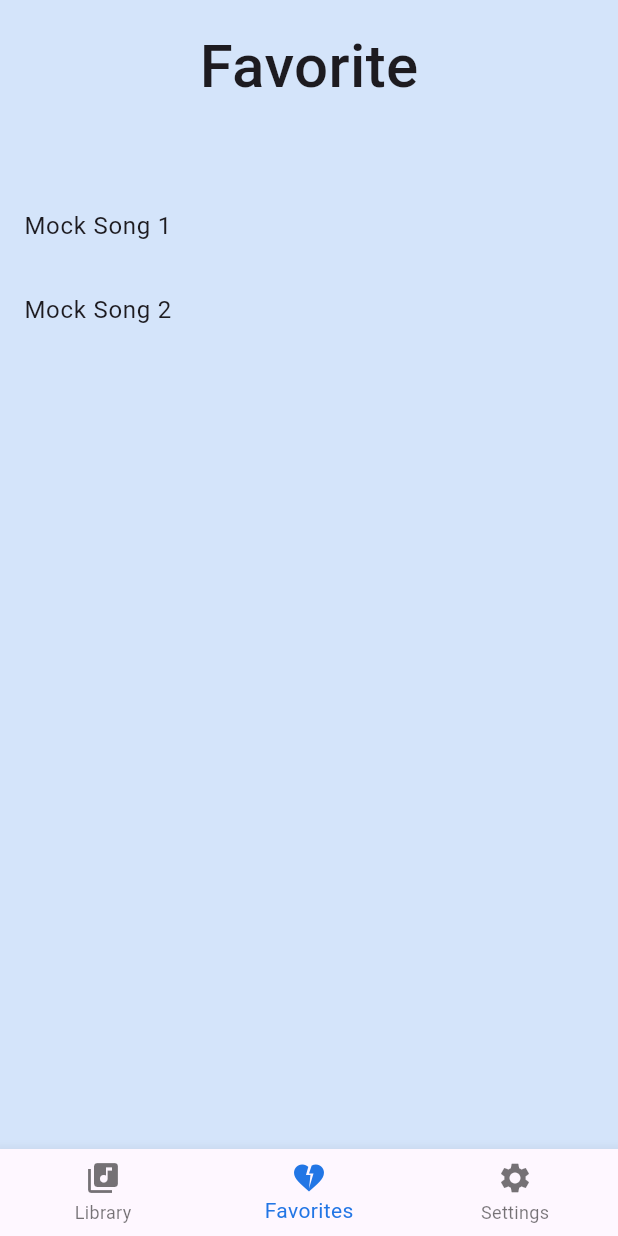
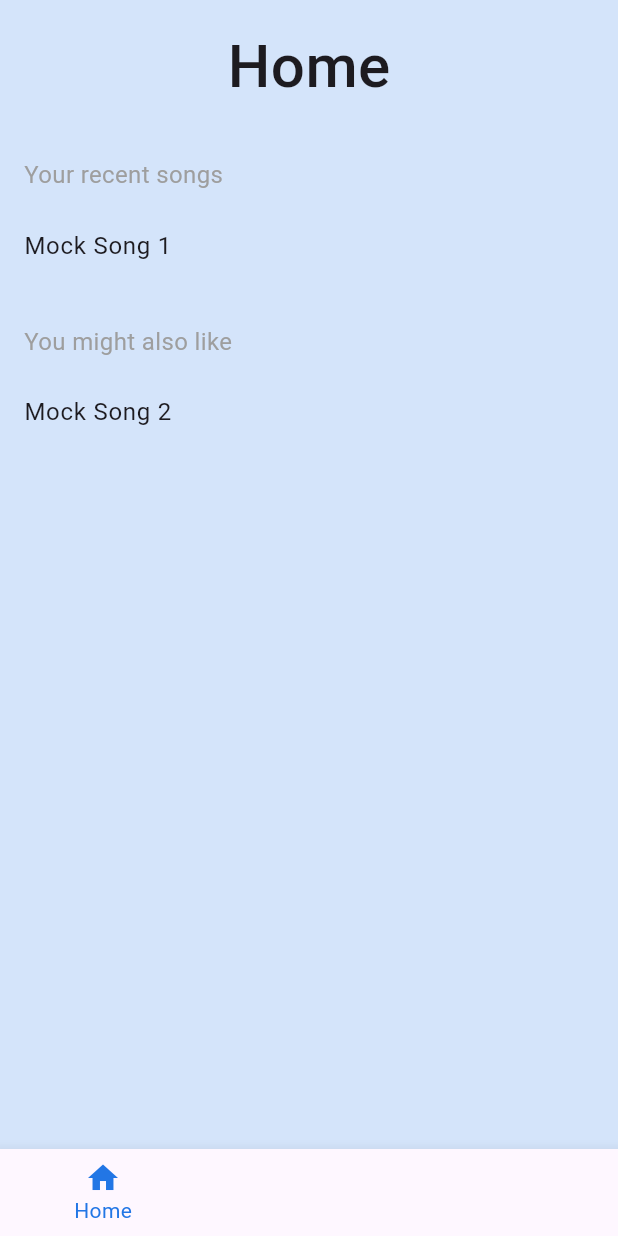
Before and after one commit to TetElite/w7_small_homework_flutter2, a Flutter app: the screen it shows after launch, on a phone screen of 412 x 824 dp. Run offline on Flutter 3.47's test engine with Material 3 defaults, Android fonts, the phone set to English and light mode, and no system bars; our stand-ins replace nested; Roboto replaces fonts that are missing (Eesti).

Commit message:
002--Add HomeScreen 003--HomeViewModel for song history management and navigation

```diff
--- /dev/null
+++ b/lib/data/repositories/songs/user_history_repository.dart
@@ -0,0 +1,7 @@
+abstract class UserHistoryRepository {
+  // Get the list of recently played song IDs
+  List<String> fetchRecentSongIds();
+
+  // Add a song ID to the user's history
+  void addSongId(String id);
+}
--- /dev/null
+++ b/lib/data/repositories/songs/user_history_repository_mock.dart
@@ -0,0 +1,18 @@
+import 'user_history_repository.dart';
+
+class UserHistoryRepositoryMock implements UserHistoryRepository {
+  // Pre-populated with one song so the home screen shows demo data
+  final List<String> _recentSongIds = ['101'];
+
+  @override
+  List<String> fetchRecentSongIds() {
+    return List.unmodifiable(_recentSongIds);
+  }
+
+  @override
+  void addSongId(String id) {
+    // Avoid duplicates — move the song to the front if already present
+    _recentSongIds.remove(id);
+    _recentSongIds.insert(0, id);
+  }
+}
--- a/lib/main_common.dart
+++ b/lib/main_common.dart
@@ -2,6 +2,7 @@ import 'package:flutter/material.dart';
 import 'package:provider/provider.dart';
 import 'package:nested/nested.dart';
 import 'ui/screens/favorite/favorite_screen.dart';
+import 'ui/screens/home_screen/home_screen.dart';
 import 'ui/screens/library/library_screen.dart';
 import 'ui/screens/settings/settings_screen.dart';
 import 'ui/states/settings_state.dart';
@@ -30,9 +31,9 @@ class MyApp extends StatefulWidget {
 }
 
 class _MyAppState extends State<MyApp> {
-  int _currentIndex = 1;
+  int _currentIndex = 0;
 
-  final List<Widget> _pages = [LibraryScreen(), FavoriteScreen(), SettingsScreen()];
+  final List<Widget> _pages = [HomeScreen(), LibraryScreen(), FavoriteScreen(), SettingsScreen()];
 
   @override
   Widget build(BuildContext context) {
@@ -56,6 +57,10 @@ class _MyAppState extends State<MyApp> {
           selectedItemColor: settingsState.theme.color,
           items: [
             BottomNavigationBarItem(
+              icon: Icon(Icons.home),
+              label: 'Home',
+            ),
+            BottomNavigationBarItem(
               icon: Icon(Icons.library_music),
               label: 'Library',
             ),
--- a/lib/main_dev.dart
+++ b/lib/main_dev.dart
@@ -5,6 +5,8 @@ import 'main_common.dart';
 import 'data/repositories/settings/app_settings_repository_mock.dart';
 import 'data/repositories/songs/song_repository.dart';
 import 'data/repositories/songs/song_repository_mock.dart';
+import 'data/repositories/songs/user_history_repository.dart';
+import 'data/repositories/songs/user_history_repository_mock.dart';
 import 'ui/states/player_state.dart';
 import 'ui/states/settings_state.dart';
 
@@ -16,10 +18,13 @@ List<SingleChildWidget> get devProviders {
     // 1 - Inject the song repository
     Provider<SongRepository>(create: (_) => SongRepositoryMock()),
 
-    // 2 - Inject the player state
+    // 2 - Inject the user history repository
+    Provider<UserHistoryRepository>(create: (_) => UserHistoryRepositoryMock()),
+
+    // 3 - Inject the player state
     ChangeNotifierProvider<PlayerState>(create: (_) => PlayerState()),
 
-    // 3 - Inject the  app setting state
+    // 4 - Inject the  app setting state
     ChangeNotifierProvider<AppSettingsState>(
       create: (_) =>AppSettingsState(repository: appSettingsRepository)
     ),
--- /dev/null
+++ b/lib/ui/screens/home_screen/home_screen.dart
@@ -0,0 +1,29 @@
+import 'package:flutter/material.dart';
+import 'package:provider/provider.dart';
+
+import '../../../data/repositories/songs/song_repository.dart';
+import '../../../data/repositories/songs/user_history_repository.dart';
+import '../../states/player_state.dart';
+import 'view_model/home_view_model.dart';
+import 'widgets/home_content.dart';
+
+class HomeScreen extends StatelessWidget {
+  const HomeScreen({super.key});
+
+  @override
+  Widget build(BuildContext context) {
+    SongRepository songRepository = context.read<SongRepository>();
+    UserHistoryRepository userHistoryRepository =
+        context.read<UserHistoryRepository>();
+    PlayerState playerState = context.read<PlayerState>();
+
+    return ChangeNotifierProvider(
+      create: (_) => HomeViewModel(
+        songRepository: songRepository,
+        userHistoryRepository: userHistoryRepository,
+        playerState: playerState,
+      )..init(),
+      child: const HomeContent(),
+    );
+  }
+}
--- /dev/null
+++ b/lib/ui/screens/home_screen/view_model/home_view_model.dart
@@ -0,0 +1,87 @@
+import 'package:flutter/widgets.dart';
+
+import '../../../../data/repositories/songs/song_repository.dart';
+import '../../../../data/repositories/songs/user_history_repository.dart';
+import '../../../../model/songs/song.dart';
+import '../../../states/player_state.dart';
+
+class HomeViewModel extends ChangeNotifier {
+  final SongRepository _songRepository;
+  final UserHistoryRepository _userHistoryRepository;
+  final PlayerState _playerState;
+
+  List<Song> _recentSongs = [];
+  List<Song> _recommendedSongs = [];
+
+  HomeViewModel({
+    required SongRepository songRepository,
+    required UserHistoryRepository userHistoryRepository,
+    required PlayerState playerState,
+  })  : _songRepository = songRepository,
+        _userHistoryRepository = userHistoryRepository,
+        _playerState = playerState {
+    _playerState.addListener(_onPlayerStateChanged);
+  }
+
+  void init() {
+    _refresh();
+  }
+
+  // Called when PlayerState changes (song started or stopped)
+  void _onPlayerStateChanged() {
+    final currentSong = _playerState.currentSong;
+    if (currentSong != null) {
+      // Add the newly playing song to history
+      _userHistoryRepository.addSongId(currentSong.id);
+      _refresh();
+    } else {
+      notifyListeners();
+    }
+  }
+
+  // Fetch recent IDs → convert to Song objects, then compute recommended
+  void _refresh() {
+    final allSongs = _songRepository.fetchSongs();
+    final recentIds = _userHistoryRepository.fetchRecentSongIds();
+
+    // Convert IDs to full Song objects (skip IDs that no longer exist)
+    _recentSongs = recentIds
+        .map((id) => _songRepository.fetchSongById(id))
+        .whereType<Song>()
+        .toList();
+
+    // Recommended = songs NOT in the user's recent history
+    final recentIdSet = recentIds.toSet();
+    _recommendedSongs =
+        allSongs.where((song) => !recentIdSet.contains(song.id)).toList();
+
+    notifyListeners();
+  }
+
+  // --- Getters ---
+
+  List<Song> get recentSongs => _recentSongs;
+
+  List<Song> get recommendedSongs => _recommendedSongs;
+
+  Song? get currentSong => _playerState.currentSong;
+
+  bool isPlaying(Song song) => _playerState.currentSong == song;
+
+  // --- User actions ---
+
+  void play(Song song) {
+    _playerState.start(song);
+    // history update + notifyListeners handled in _onPlayerStateChanged
+  }
+
+  void stop() {
+    _playerState.stop();
+  }
+
+  @override
+  void dispose() {
+    _playerState.removeListener(_onPlayerStateChanged);
+    super.dispose();
+  }
+}
--- /dev/null
+++ b/lib/ui/screens/home_screen/widgets/home_content.dart
@@ -0,0 +1,122 @@
+import 'package:flutter/material.dart';
+import 'package:provider/provider.dart';
+
+import '../../../../model/songs/song.dart';
+import '../../../states/settings_state.dart';
+import '../../../theme/theme.dart';
+import '../view_model/home_view_model.dart';
+
+class HomeContent extends StatelessWidget {
+  const HomeContent({super.key});
+
+  @override
+  Widget build(BuildContext context) {
+    HomeViewModel viewModel = context.watch<HomeViewModel>();
+    AppSettingsState settingsState = context.read<AppSettingsState>();
+
+    return Container(
+      color: settingsState.theme.backgroundColor,
+      child: Column(
+        crossAxisAlignment: CrossAxisAlignment.center,
+        children: [
+          const SizedBox(height: 16),
+          Text("Home", style: AppTextStyles.heading),
+
+          const SizedBox(height: 24),
+
+          Expanded(
+            child: ListView(
+              children: [
+                // --- Section 1: Your recent songs ---
+                const Padding(
+                  padding: EdgeInsets.symmetric(horizontal: 16, vertical: 8),
+                  child: Text(
+                    "Your recent songs",
+                    style: TextStyle(color: Colors.grey, fontSize: 16),
+                  ),
+                ),
+
+                if (viewModel.recentSongs.isEmpty)
+                  const Padding(
+                    padding: EdgeInsets.symmetric(horizontal: 16),
+                    child: Text("No recent songs yet."),
+                  )
+                else
+                  ...viewModel.recentSongs.map(
+                    (song) => SongTile(
+                      song: song,
+                      isPlaying: viewModel.isPlaying(song),
+                      onTap: () => viewModel.play(song),
+                      onStop: () => viewModel.stop(),
+                    ),
+                  ),
+
+                const SizedBox(height: 16),
+
+                // --- Section 2: Recommended songs ---
+                const Padding(
+                  padding: EdgeInsets.symmetric(horizontal: 16, vertical: 8),
+                  child: Text(
+                    "You might also like",
+                    style: TextStyle(color: Colors.grey, fontSize: 16),
+                  ),
+                ),
+
+                if (viewModel.recommendedSongs.isEmpty)
+                  const Padding(
+                    padding: EdgeInsets.symmetric(horizontal: 16),
+                    child: Text("No recommendations yet."),
+                  )
+                else
+                  ...viewModel.recommendedSongs.map(
+                    (song) => SongTile(
+                      song: song,
+                      isPlaying: viewModel.isPlaying(song),
+                      onTap: () => viewModel.play(song),
+                      onStop: () => viewModel.stop(),
+                    ),
+                  ),
+              ],
+            ),
+          ),
+        ],
+      ),
+    );
+  }
+}
+
+class SongTile extends StatelessWidget {
+  const SongTile({
+    super.key,
+    required this.song,
+    required this.isPlaying,
+    required this.onTap,
+    required this.onStop,
+  });
+
+  final Song song;
+  final bool isPlaying;
+  final VoidCallback onTap;
+  final VoidCallback onStop;
+
+  @override
+  Widget build(BuildContext context) {
+    return ListTile(
+      onTap: onTap,
+      title: Text(song.title),
+      trailing: isPlaying
+          ? Row(
+              mainAxisSize: MainAxisSize.min,
+              children: [
+                const Text("playing", style: TextStyle(color: Colors.amber)),
+                const SizedBox(width: 8),
+                OutlinedButton(
+                  onPressed: onStop,
+                  child: const Text("STOP"),
+                ),
+              ],
+            )
+          : null,
+    );
+  }
+}
```
